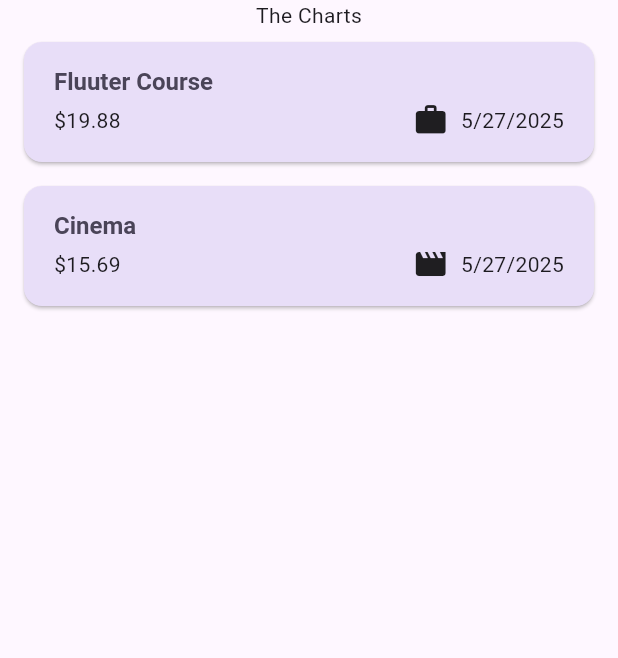
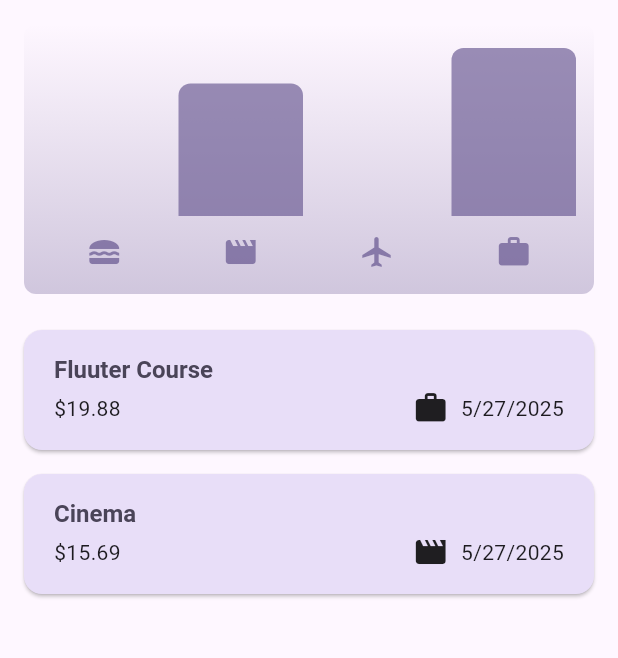
Before and after one commit to Chohanwool/flutter_Expnses-tracker-app, a Flutter app: the screen it shows after launch, on a phone screen of 412 x 824 dp, the part 84-742 px from its top. Run offline on Flutter 3.47's test engine with Material 3 defaults, Android fonts, the phone set to English and light mode, and no system bars.

Commit message:
[feat] 차트 완성

```diff
--- a/lib/models/expense.dart
+++ b/lib/models/expense.dart
@@ -1,7 +1,6 @@
 import 'package:flutter/material.dart';
 import 'package:uuid/uuid.dart';
 import 'package:intl/intl.dart';
-import 'package:font_awesome_flutter/font_awesome_flutter.dart';
 
 final formatter = DateFormat.yMd();
 
@@ -35,3 +34,26 @@ class Expense {
     return formatter.format(date);
   }
 }
+
+class ExpenseBucket {
+  final Category category;
+  final List<Expense> expenses;
+
+  const ExpenseBucket({required this.category, required this.expenses});
+
+  ExpenseBucket.forCategory(List<Expense> allExpenses, this.category)
+    : expenses =
+          allExpenses
+          .where((expense) => expense.category == category)
+          .toList();
+
+  double get totalExpenses {
+    double sum = 0;
+
+    for (final expense in expenses) {
+      sum += expense.amount;
+    }
+
+    return sum;
+  }
+}
--- /dev/null
+++ b/lib/widgets/chart/chart.dart
@@ -0,0 +1,94 @@
+import 'package:flutter/material.dart';
+
+import 'package:expense_tracker/widgets/chart/chart_bar.dart';
+import 'package:expense_tracker/models/expense.dart';
+
+class Chart extends StatelessWidget {
+  const Chart({super.key, required this.expenses});
+
+  final List<Expense> expenses;
+
+  List<ExpenseBucket> get buckets {
+    return [
+      ExpenseBucket.forCategory(expenses, Category.food),
+      ExpenseBucket.forCategory(expenses, Category.leisure),
+      ExpenseBucket.forCategory(expenses, Category.travel),
+      ExpenseBucket.forCategory(expenses, Category.work),
+    ];
+  }
+
+  double get maxTotalExpense {
+    double maxTotalExpense = 0;
+
+    for (final bucket in buckets) {
+      if (bucket.totalExpenses > maxTotalExpense) {
+        maxTotalExpense = bucket.totalExpenses;
+      }
+    }
+
+    return maxTotalExpense;
+  }
+
+  @override
+  Widget build(BuildContext context) {
+    final isDarkMode =
+        MediaQuery.of(context).platformBrightness == Brightness.dark;
+    return Container(
+      margin: const EdgeInsets.all(16),
+      padding: const EdgeInsets.symmetric(vertical: 16, horizontal: 8),
+      width: double.infinity,
+      height: 180,
+      decoration: BoxDecoration(
+        borderRadius: BorderRadius.circular(8),
+        gradient: LinearGradient(
+          colors: [
+            Theme.of(context).colorScheme.primary.withOpacity(0.3),
+            Theme.of(context).colorScheme.primary.withOpacity(0.0),
+          ],
+          begin: Alignment.bottomCenter,
+          end: Alignment.topCenter,
+        ),
+      ),
+      child: Column(
+        children: [
+          Expanded(
+            child: Row(
+              crossAxisAlignment: CrossAxisAlignment.end,
+              children: [
+                for (final bucket in buckets) // alternative to map()
+                  ChartBar(
+                    fill:
+                        bucket.totalExpenses == 0
+                            ? 0
+                            : bucket.totalExpenses / maxTotalExpense,
+                  ),
+              ],
+            ),
+          ),
+          const SizedBox(height: 12),
+          Row(
+            children:
+                buckets
+                    .map(
+                      (bucket) => Expanded(
+                        child: Padding(
+                          padding: const EdgeInsets.symmetric(horizontal: 4),
+                          child: Icon(
+                            categoryIcons[bucket.category],
+                            color:
+                                isDarkMode
+                                    ? Theme.of(context).colorScheme.secondary
+                                    : Theme.of(
+                                      context,
+                                    ).colorScheme.primary.withOpacity(0.7),
+                          ),
+                        ),
+                      ),
+                    )
+                    .toList(),
+          ),
+        ],
+      ),
+    );
+  }
+}
--- /dev/null
+++ b/lib/widgets/chart/chart_bar.dart
@@ -0,0 +1,33 @@
+import 'package:flutter/material.dart';
+
+class ChartBar extends StatelessWidget {
+  const ChartBar({super.key, required this.fill});
+
+  final double fill;
+
+  @override
+  Widget build(BuildContext context) {
+    final isDarkMode =
+        MediaQuery.of(context).platformBrightness == Brightness.dark;
+    return Expanded(
+      child: Padding(
+        padding: const EdgeInsets.symmetric(horizontal: 4),
+        child: FractionallySizedBox(
+          heightFactor: fill,
+          child: DecoratedBox(
+            decoration: BoxDecoration(
+              shape: BoxShape.rectangle,
+              borderRadius: const BorderRadius.vertical(
+                top: Radius.circular(8),
+              ),
+              color:
+                  isDarkMode
+                      ? Theme.of(context).colorScheme.secondary
+                      : Theme.of(context).colorScheme.primary.withOpacity(0.65),
+            ),
+          ),
+        ),
+      ),
+    );
+  }
+}
--- a/lib/widgets/expenses.dart
+++ b/lib/widgets/expenses.dart
@@ -1,4 +1,5 @@
 import 'package:expense_tracker/data/expenseList.dart';
+import 'package:expense_tracker/widgets/chart/chart.dart';
 import 'package:expense_tracker/widgets/expenses_list/expenses_list.dart';
 import 'package:expense_tracker/widgets/new_expense.dart';
 import 'package:flutter/material.dart';
@@ -85,7 +86,10 @@ class _ExpensesState extends State<Expenses> {
       ),
       body: SafeArea(
         child: Column(
-          children: <Widget>[Text('The Charts'), Expanded(child: mainContent!)],
+          children: <Widget>[
+            Chart(expenses: _registeredExpenses),
+            Expanded(child: mainContent),
+          ],
         ),
       ),
     );
```
